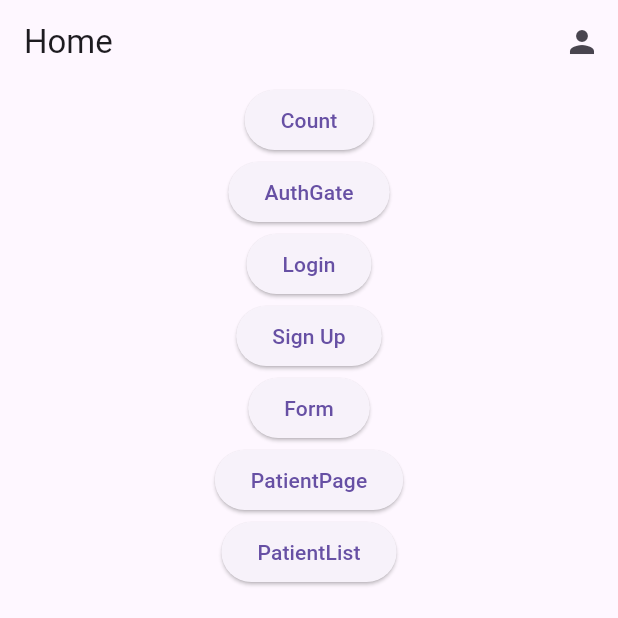
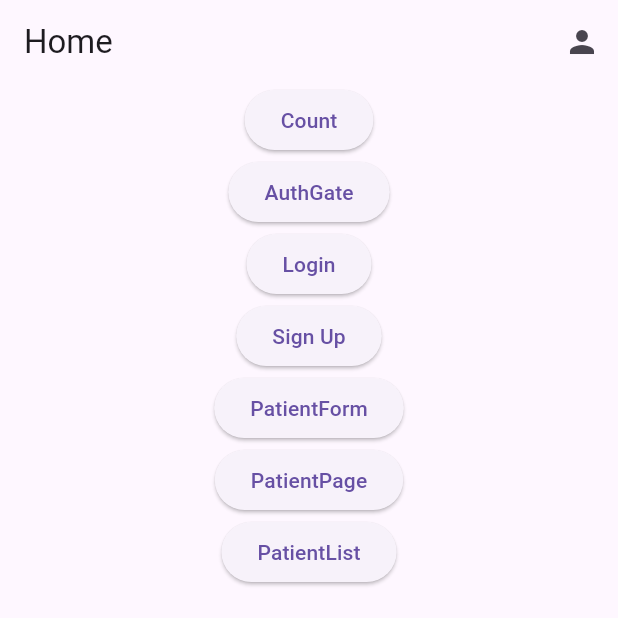
Before and after one commit to jorkd21/MediPal, a Flutter app: the screen it shows after launch, on a phone screen of 412 x 824 dp, the top half of it. Run offline on Flutter 3.47's test engine with Material 3 defaults, Android fonts, the phone set to English and light mode, and no system bars; our stand-ins replace cloud_firestore, firebase_analytics, firebase_auth, firebase_core, firebase_database; missing offline and left inert: firebase_ui_auth, firebase_ui_oauth_google; accounts and stored records are empty; generated files the repository leaves out were written again.

Commit message:
remove debugging prints and patient data page from patient form page

```diff
--- a/lib/form_patient.dart
+++ b/lib/form_patient.dart
@@ -33,7 +33,7 @@ class _PatientFormState extends State<PatientForm> {
       GeneralInfoForm(patient: _patient, formKey: _generalInfoFormKey),
       HealthConditionsForm(patient: _patient, formKey: _healthConditionsFormKey),
       NextForm(),
-      GetPatientData( patientId: '-NuNPJvREwd61hnesFhZ',),
+      //GetPatientData( patientId: '-NuNPJvREwd61hnesFhZ',),
     ];
   }
 
--- a/lib/main.dart
+++ b/lib/main.dart
@@ -49,7 +49,7 @@ class MyApp extends StatelessWidget {
         '/AuthGate': (context) => AuthGate(),
         '/Login': (context) => LoginPage(),
         '/SignUp': (context) => SignUpPage(),
-        '/Form': (context) => PatientForm(),
+        '/PatientForm': (context) => PatientForm(),
         '/PatientPage': (context) => PatientPage(),
         '/PatientList': (context) => PatientList(),
       },
@@ -88,7 +88,7 @@ class HomePage extends StatelessWidget {
             ButtonWidget('AuthGate', '/AuthGate'),
             ButtonWidget('Login', '/Login'),
             ButtonWidget('Sign Up', '/SignUp'),
-            ButtonWidget('Form', '/Form'),
+            ButtonWidget('PatientForm', '/PatientForm'),
             ButtonWidget('PatientPage', '/PatientPage'),
             ButtonWidget('PatientList', '/PatientList')
             /* FirebaseAuth.instance.currentUser != null
--- a/lib/objects/patient.dart
+++ b/lib/objects/patient.dart
@@ -86,7 +86,7 @@ class Patient {
     jsonString = jsonString.replaceAll(']"', '"]');
     // Parse the JSON string into a map
     Map<String, dynamic> jsonMap = json.decode(jsonString);
-    print(jsonMap);
+    //print(jsonMap);
     Patient p = Patient();
     p.firstName = jsonMap['firstName'];
     p.middleName = jsonMap['middleName'];
```
Also changed, not shown: lib/forms/patient_data.dart (+5 -2 lines), lib/patient_list.dart (+5 -5 lines).
